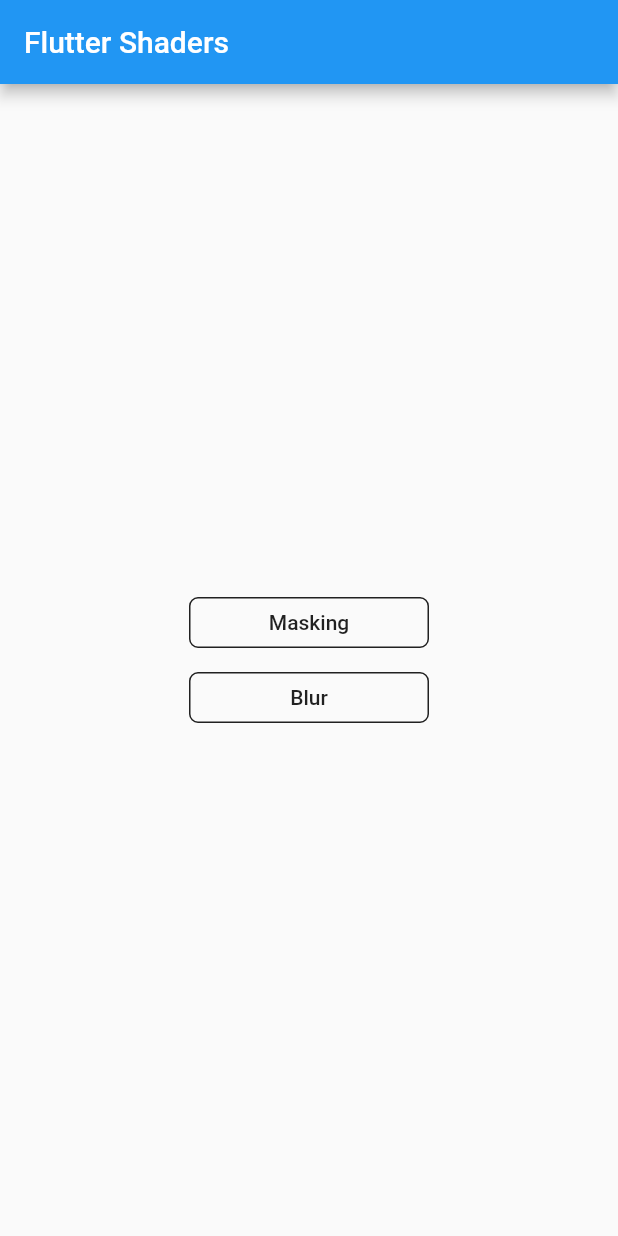
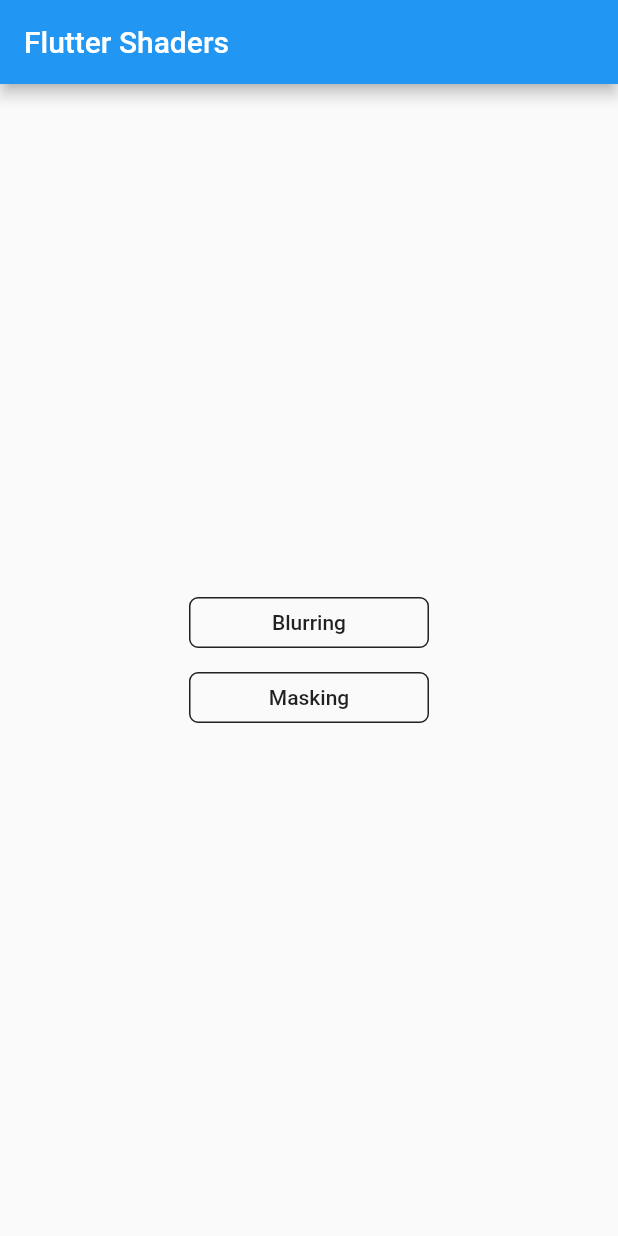
Before and after one commit to maqoo/flutter_shaders, a Flutter app: the screen it shows after launch, on a phone screen of 412 x 824 dp. Run offline on Flutter 3.47's test engine with Material 2 defaults, Android fonts, the phone set to English and light mode, and no system bars.

Commit message:
Menu change

```diff
--- a/lib/main.dart
+++ b/lib/main.dart
@@ -38,15 +38,15 @@ class _MyHomePageState extends State<MyHomePage> {
         child: Column(
           mainAxisAlignment: MainAxisAlignment.center,
           children: <Widget>[
+            _buttonWithTitle(context, title: 'Blurring', onTap: () {
+              Navigator.of(context).push(MaterialPageRoute(
+                  builder: (BuildContext context) => BlurringPage()));
+            }),
+            const SizedBox(height: 16),
             _buttonWithTitle(context, title: 'Masking', onTap: () {
               Navigator.of(context).push(MaterialPageRoute(
                   builder: (BuildContext context) => MaskingPage()));
             }),
-            const SizedBox(height: 16),
-            _buttonWithTitle(context, title: 'Blur', onTap: () {
-              Navigator.of(context).push(MaterialPageRoute(
-                  builder: (BuildContext context) => BlurringPage()));
-            })
           ],
         ),
       ),
```
